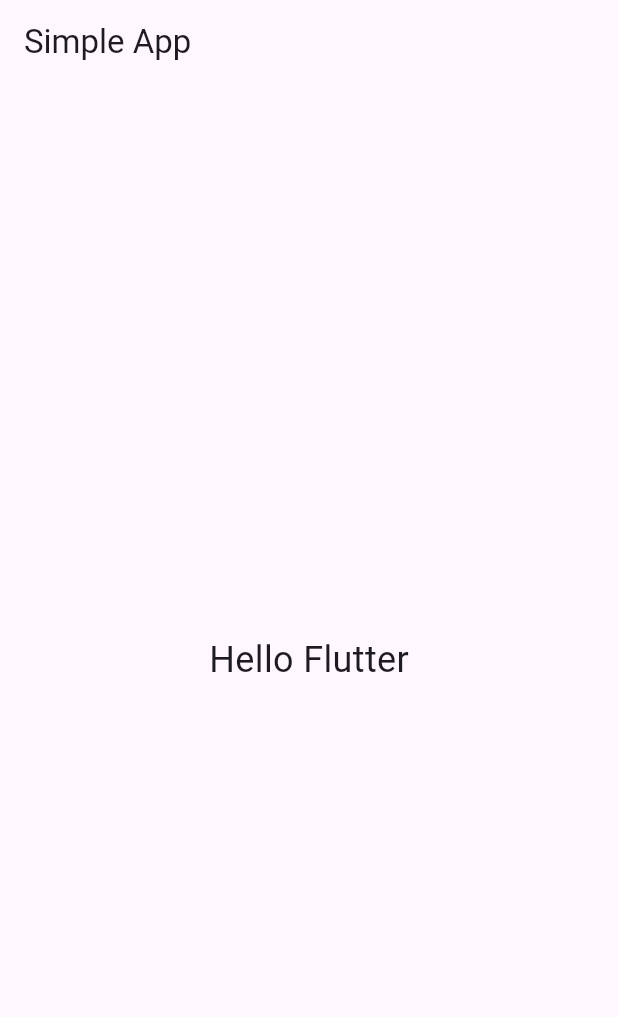
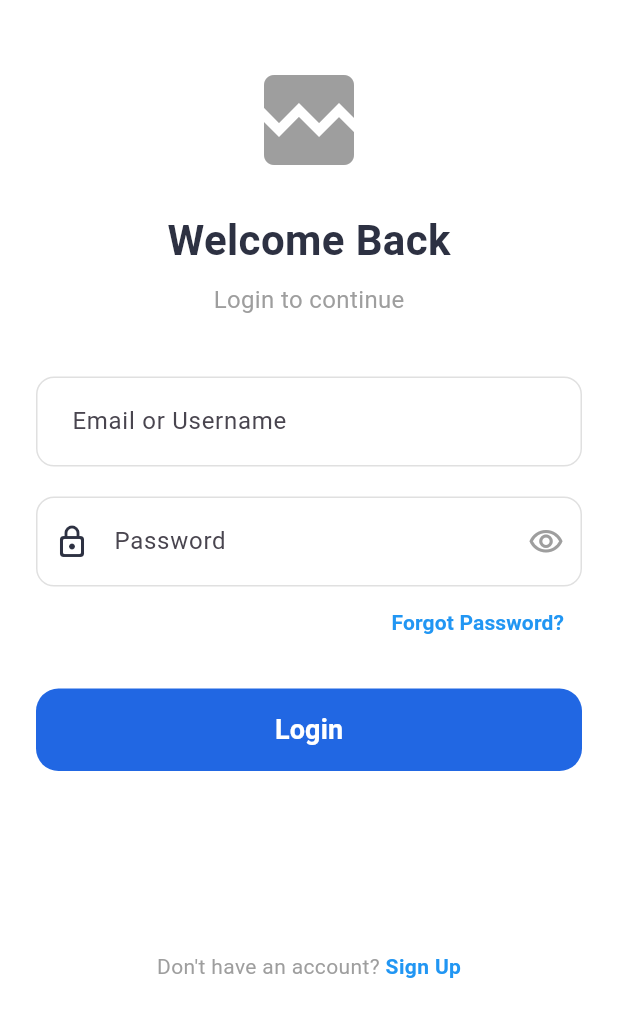
Before and after one commit to Dinuka0512/Flutter-Simple-Project---, a Flutter app: the screen it shows after launch, on a phone screen of 412 x 824 dp. Shown: the top 1017 px of the screen. Run offline on Flutter 3.47's test engine with Material 3 defaults, Android fonts, the phone set to English and light mode, and no system bars; network calls fail.

Commit message:
Completed the Login Screen

```diff
--- /dev/null
+++ b/lib/common/widgets/custom_button.dart
@@ -0,0 +1,23 @@
+import 'package:flutter/material.dart';
+
+class CustomButton extends StatelessWidget {
+  final String text;
+  final VoidCallback onPressed;
+
+  CustomButton({required this.text, required this.onPressed});
+
+  @override
+  Widget build(BuildContext context) {
+    return ElevatedButton(
+      onPressed: onPressed,
+      style: ElevatedButton.styleFrom(
+        backgroundColor: Colors.blue,
+        padding: EdgeInsets.symmetric(horizontal: 30, vertical: 15),
+      ),
+      child: Text(
+        text,
+        style: TextStyle(color: Colors.white),
+      ),
+    );
+  }
+}
--- /dev/null
+++ b/lib/features/auth/Presentation/login_screen.dart
@@ -0,0 +1,143 @@
+import 'package:flutter/material.dart';
+
+class LoginScreen extends StatelessWidget {
+  const LoginScreen({super.key});
+
+  @override
+  Widget build(BuildContext context) {
+    return Scaffold(
+      backgroundColor: Colors.white,
+      resizeToAvoidBottomInset: true,
+      body: SafeArea(
+        child: SingleChildScrollView(
+          physics: const BouncingScrollPhysics(),
+          child: Padding(
+            padding: const EdgeInsets.symmetric(horizontal: 24.0),
+            child: Column(
+              crossAxisAlignment: CrossAxisAlignment.center,
+              children: [
+                const SizedBox(height: 40),
+
+                // 1. Logo
+                Image.network(
+                  'https://res.cloudinary.com/dgokbm0dx/image/upload/v1775473752/vertex_miad2b.jpg',
+                  height: 100,
+                  width: 100,
+                  fit: BoxFit.contain,
+                  errorBuilder: (context, error, stackTrace) =>
+                      const Icon(Icons.broken_image, size: 80, color: Colors.grey),
+                ),
+
+                const SizedBox(height: 20),
+
+                // 2. Titles
+                const Text(
+                  "Welcome Back",
+                  style: TextStyle(fontSize: 28, fontWeight: FontWeight.bold, color: Color(0xFF2D3142)),
+                ),
+                const SizedBox(height: 8),
+                const Text(
+                  "Login to continue",
+                  style: TextStyle(fontSize: 16, color: Colors.grey),
+                ),
+
+                const SizedBox(height: 40),
+
+                // 3. Email Field
+                TextField(
+                  decoration: InputDecoration(
+                    hintText: "Email or Username",
+                    contentPadding: const EdgeInsets.symmetric(horizontal: 20, vertical: 18),
+                    border: OutlineInputBorder(
+                      borderRadius: BorderRadius.circular(12),
+                      borderSide: const BorderSide(color: Colors.black12),
+                    ),
+                    enabledBorder: OutlineInputBorder(
+                      borderRadius: BorderRadius.circular(12),
+                      borderSide: const BorderSide(color: Colors.black12),
+                    ),
+                  ),
+                ),
+
+                const SizedBox(height: 20),
+
+                // 4. Password Field with Icons
+                TextField(
+                  obscureText: true,
+                  decoration: InputDecoration(
+                    hintText: "Password",
+                    prefixIcon: const Icon(Icons.lock_outline_rounded, color: Color(0xFF2D3142)),
+                    suffixIcon: const Icon(Icons.visibility_outlined, color: Colors.grey),
+                    contentPadding: const EdgeInsets.symmetric(horizontal: 20, vertical: 18),
+                    border: OutlineInputBorder(
+                      borderRadius: BorderRadius.circular(12),
+                      borderSide: const BorderSide(color: Colors.black12),
+                    ),
+                    enabledBorder: OutlineInputBorder(
+                      borderRadius: BorderRadius.circular(12),
+                      borderSide: const BorderSide(color: Colors.black12),
+                    ),
+                  ),
+                ),
+
+                // 5. Forgot Password
+                Align(
+                  alignment: Alignment.centerRight,
+                  child: TextButton(
+                    onPressed: () {},
+                    child: const Text(
+                      "Forgot Password?",
+                      style: TextStyle(color: Colors.blue, fontWeight: FontWeight.w600),
+                    ),
+                  ),
+                ),
+
+                const SizedBox(height: 20),
+
+                // 6. Login Button
+                SizedBox(
+                  width: double.infinity,
+                  height: 55,
+                  child: ElevatedButton(
+                    onPressed: () {
+
+                    },
+                    style: ElevatedButton.styleFrom(
+                      backgroundColor: const Color(0xFF2167E3), // Match the blue in image
+                      shape: RoundedRectangleBorder(borderRadius: BorderRadius.circular(15)),
+                      elevation: 0,
+                    ),
+                    child: const Text(
+                      "Login",
+                      style: TextStyle(fontSize: 18, fontWeight: FontWeight.bold, color: Colors.white),
+                    ),
+                  ),
+                ),
+
+                const SizedBox(height: 120), // Spacer for bottom text
+
+                // 7. Footer text
+                Row(
+                  mainAxisAlignment: MainAxisAlignment.center,
+                  children: [
+                    const Text("Don't have an account? ", style: TextStyle(color: Colors.grey)),
+                    GestureDetector(
+                      onTap: () {
+                        // Navigate to SignUp
+                      },
+                      child: const Text(
+                        "Sign Up",
+                        style: TextStyle(color: Colors.blue, fontWeight: FontWeight.bold),
+                      ),
+                    ),
+                  ],
+                ),
+                const SizedBox(height: 20),
+              ],
+            ),
+          ),
+        ),
+      ),
+    );
+  }
+}
--- a/lib/main.dart
+++ b/lib/main.dart
@@ -1,32 +1,21 @@
 import 'package:flutter/material.dart';
+import 'features/auth/Presentation/login_screen.dart';
 
 void main() {
-  runApp(MyApp());
+  runApp(const MyApp());
 }
 
 class MyApp extends StatelessWidget {
+  const MyApp({super.key});
+
   @override
   Widget build(BuildContext context) {
     return MaterialApp(
-      home: HomePage(),
+      title: 'Flutter Demo',
       debugShowCheckedModeBanner: false,
+      theme: ThemeData(primarySwatch: Colors.blue),
+      // This is where you call the LoginScreen widget
+      home: const LoginScreen(),
     );
   }
 }
-
-class HomePage extends StatelessWidget {
-  @override
-  Widget build(BuildContext context) {
-    return Scaffold(
-      appBar: AppBar(
-        title: Text("Simple App"),
-      ),
-      body: Center(
-        child: Text(
-          "Hello Flutter",
-          style: TextStyle(fontSize: 24),
-        ),
-      ),
-    );
-  }
-}
```
